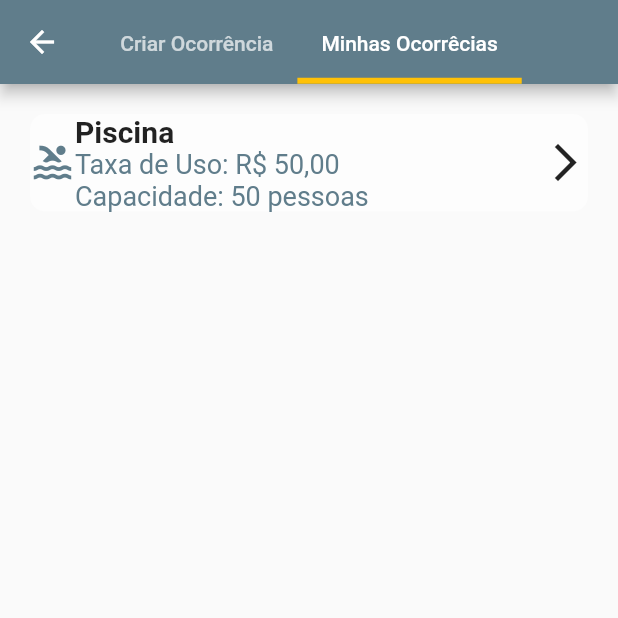
After one commit to GuiLisboa/moradas_flutter, a Flutter app: the TicketPage screen opened directly, tab 2 chosen, on a phone screen of 412 x 824 dp, the top half of it. The commit adds this screen. Run offline on Flutter 3.47's test engine with Material 2 defaults, Android fonts, the phone set to English and light mode, and no system bars.

Commit message:
Criação da tela Ocorrencias

```diff
--- a/lib/features/homePage/home_page.dart
+++ b/lib/features/homePage/home_page.dart
@@ -2,6 +2,7 @@ import 'package:flutter/material.dart';
 import 'package:moradas/constants.dart';
 import 'package:moradas/features/components/drawer_widget.dart';
 import 'package:moradas/features/reserve/reserve_page.dart';
+import 'package:moradas/features/ticket/ticket_page.dart';
 
 import '../homePage/initial_page.dart';
 
@@ -17,7 +18,7 @@ class _HomePageState extends State<HomePage> {
   static const List<Widget> _widgetOptions = <Widget>[
     Initialpage(),
     ReservePage(),
-    const Text('Index 2: Ocorrências'),
+    TicketPage(),
     const Text('Index 3: Documentos'),
     const Text('Index 4: Prestação de Contas'),
   ];
--- /dev/null
+++ b/lib/features/ticket/ticket_page.dart
@@ -0,0 +1,75 @@
+import 'package:flutter/material.dart';
+import 'package:moradas/constants.dart';
+import 'package:moradas/features/components/title_card_reserve_widget.dart';
+
+class TicketPage extends StatefulWidget {
+  const TicketPage({super.key});
+
+  @override
+  State<TicketPage> createState() => _TicketPageState();
+}
+
+class _TicketPageState extends State<TicketPage>
+    with SingleTickerProviderStateMixin {
+  static const List<Tab> tabs = <Tab>[
+    Tab(text: 'Criar Ocorrência'),
+    Tab(text: 'Minhas Ocorrêcias'),
+  ];
+
+  late TabController _controller;
+
+  @override
+  void initState() {
+    super.initState();
+    _controller = TabController(length: tabs.length, vsync: this);
+  }
+
+  @override
+  void dispose() {
+    _controller.dispose();
+    super.dispose();
+  }
+
+  @override
+  Widget build(BuildContext context) {
+    return Scaffold(
+      appBar: AppBar(
+        backgroundColor: Color(colorBlueSimple),
+        flexibleSpace: Column(
+          mainAxisAlignment: MainAxisAlignment.end,
+          children: [
+            TabBar(
+              labelColor: Colors.white,
+              indicatorColor: Colors.amber,
+              indicatorWeight: 4,
+              padding: EdgeInsets.all(0.1),
+              controller: _controller,
+              isScrollable: true,
+              tabs: tabs,
+              onTap: (index) {
+                setState(() {
+                  _controller.index = index;
+                });
+              },
+            )
+          ],
+        ),
+      ),
+      body: TabBarView(controller: _controller, children: [
+        Container(
+          child: Text('Ocorrências'),
+        ),
+        ListView(
+          children: <Widget>[
+            TitleCardReserveWidget(
+                leftIcon: Icons.pool,
+                iconColor: Color(colorBlueSimple),
+                title: 'Piscina',
+                usageFee: 'Taxa de Uso: R\$ 50,00',
+                capacity: 'Capacidade: 50 pessoas'),
+          ],
+        ),
+      ]),
+    );
+  }
+}
```
Also changed, not shown: lib/features/reserve/reserve_page.dart (+14 -42 lines).
